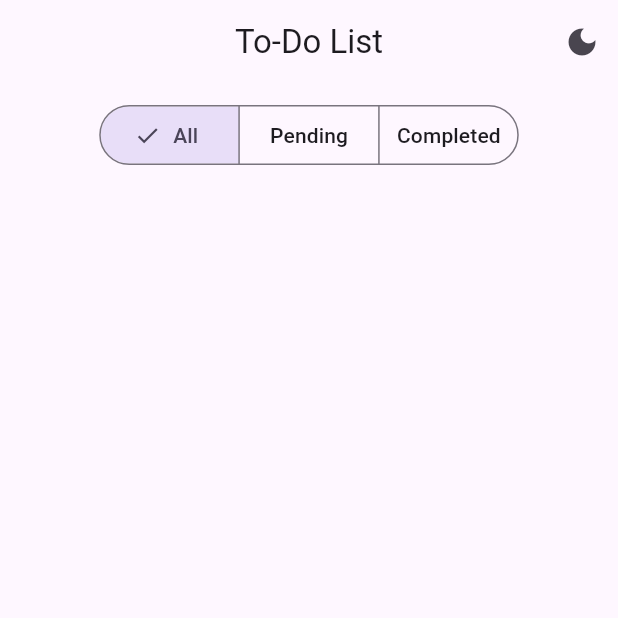
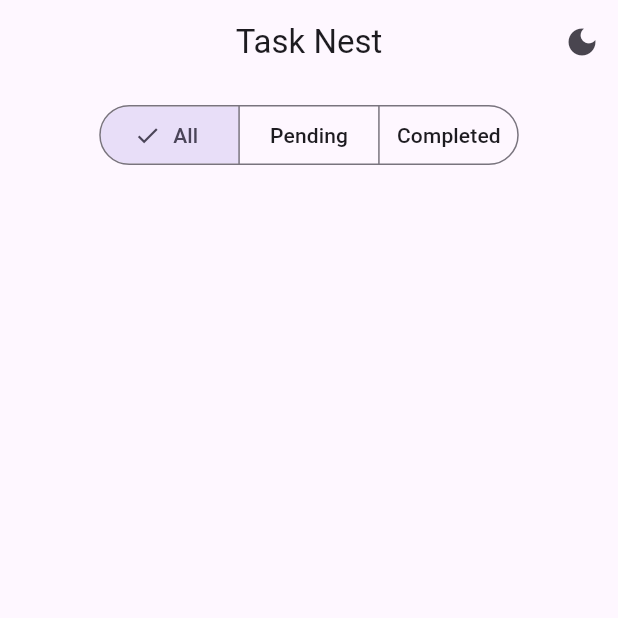
Before and after one commit to Charan4605/Task_Nest, a Flutter app: the screen it shows after launch, on a phone screen of 412 x 824 dp, the top half of it. Run offline on Flutter 3.47's test engine with Material 3 defaults, Android fonts, the phone set to English and light mode, and no system bars; our stand-ins replace hive, hive_flutter; accounts and stored records are empty.

```diff
--- a/lib/main.dart
+++ b/lib/main.dart
@@ -39,7 +39,7 @@ class MyApp extends StatelessWidget {
     final themeProvider = Provider.of<ThemeProvider>(context);
 
     return MaterialApp(
-      title: 'To-Do List',
+      title: 'Task Nest',
       theme: ThemeData.light(),
       darkTheme: ThemeData.dark(),
       themeMode: themeProvider.themeMode,
--- a/lib/screens/task_list_screen.dart
+++ b/lib/screens/task_list_screen.dart
@@ -37,7 +37,7 @@ class _TaskListScreenState extends State<TaskListScreen> {
 
     return Scaffold(
       appBar: AppBar(
-        title: const Text('To-Do List'),
+        title: const Text('Task Nest'),
         centerTitle: true,
         actions: [
           IconButton(
```
